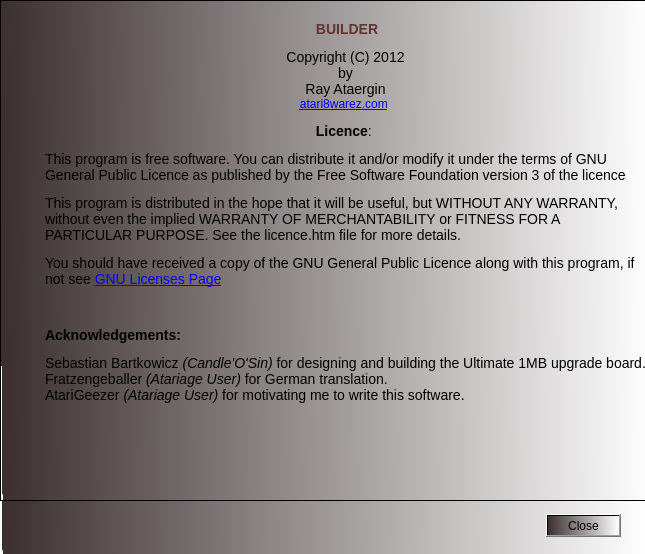
This is creditsdialog.ui in atari8warez/u1mbrombuilder as Qt 5 draws it before an edit. The edited form follows.
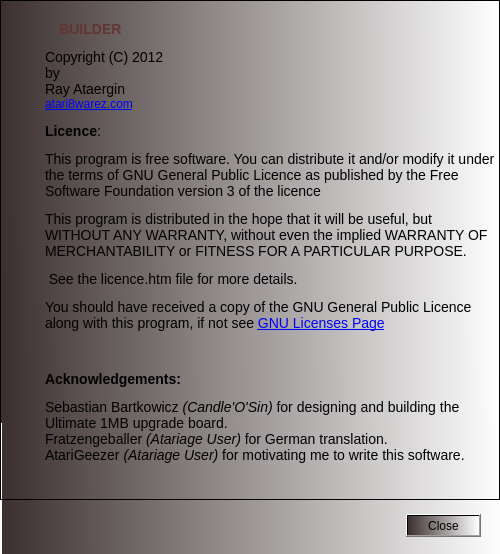
This is the edited form. Icons and pictures are not drawn.

Diff of the .ui file:
```diff
--- a/creditsdialog.ui
+++ b/creditsdialog.ui
@@ -6,19 +6,19 @@
    <rect>
     <x>0</x>
     <y>0</y>
-    <width>645</width>
+    <width>500</width>
     <height>554</height>
    </rect>
   </property>
   <property name="minimumSize">
    <size>
-    <width>645</width>
+    <width>500</width>
     <height>554</height>
    </size>
   </property>
   <property name="maximumSize">
    <size>
-    <width>645</width>
+    <width>500</width>
     <height>554</height>
    </size>
   </property>
@@ -31,7 +31,7 @@
   <widget class="QDialogButtonBox" name="buttonBox">
    <property name="geometry">
     <rect>
-     <x>540</x>
+     <x>400</x>
      <y>510</y>
      <width>81</width>
      <height>32</height>
@@ -49,10 +49,16 @@
     <rect>
      <x>0</x>
      <y>0</y>
-     <width>651</width>
-     <height>501</height>
+     <width>500</width>
+     <height>500</height>
     </rect>
    </property>
+   <property name="maximumSize">
+    <size>
+     <width>500</width>
+     <height>500</height>
+    </size>
+   </property>
    <property name="styleSheet">
     <string notr="true">font: 9pt &quot;Calibri&quot;;</string>
    </property>
@@ -61,11 +67,12 @@
 &lt;html&gt;&lt;head&gt;&lt;meta name=&quot;qrichtext&quot; content=&quot;1&quot; /&gt;&lt;title&gt;BUILDER&lt;/title&gt;&lt;style type=&quot;text/css&quot;&gt;
 p, li { white-space: pre-wrap; }
 &lt;/style&gt;&lt;/head&gt;&lt;body style=&quot; font-family:'Calibri'; font-size:9pt; font-weight:400; font-style:normal;&quot;&gt;
-&lt;p align=&quot;center&quot; style=&quot; margin-top:0px; margin-bottom:0px; margin-left:0px; margin-right:0px; -qt-block-indent:0; text-indent:0px;&quot;&gt;          &lt;img src=&quot;:/icons/images/U1MBRomB2.ico&quot; /&gt;&lt;span style=&quot; font-size:large; font-weight:600; color:#633434;&quot;&gt;&lt;br /&gt;            BUILDER&lt;/span&gt; &lt;/p&gt;
-&lt;p align=&quot;center&quot; style=&quot; margin-top:12px; margin-bottom:12px; margin-left:40px; margin-right:0px; -qt-block-indent:0; text-indent:0px;&quot;&gt;&lt;span style=&quot; font-size:large;&quot;&gt;Copyright (C) 2012&lt;br /&gt;by&lt;br /&gt;Ray Ataergin&lt;/span&gt;&lt;br /&gt;&lt;a href=&quot;http://www.atari8warez.com&quot;&gt;&lt;span style=&quot; text-decoration: underline; color:#0000ff;&quot;&gt;atari8warez.com&lt;/span&gt;&lt;/a&gt; &lt;/p&gt;
-&lt;p align=&quot;center&quot; style=&quot; margin-top:12px; margin-bottom:12px; margin-left:40px; margin-right:0px; -qt-block-indent:0; text-indent:0px;&quot;&gt;&lt;span style=&quot; font-size:large; font-weight:600;&quot;&gt;Licence&lt;/span&gt;&lt;span style=&quot; font-size:large;&quot;&gt;:&lt;/span&gt; &lt;/p&gt;
+&lt;p style=&quot; margin-top:0px; margin-bottom:0px; margin-left:0px; margin-right:0px; -qt-block-indent:0; text-indent:0px;&quot;&gt;            &lt;img src=&quot;:/icons/images/U1MBRomB2.ico&quot; /&gt;&lt;span style=&quot; font-size:large; font-weight:600; color:#633434;&quot;&gt;&lt;br /&gt;              BUILDER&lt;/span&gt; &lt;/p&gt;
+&lt;p style=&quot; margin-top:12px; margin-bottom:12px; margin-left:40px; margin-right:0px; -qt-block-indent:0; text-indent:0px;&quot;&gt;&lt;span style=&quot; font-size:large;&quot;&gt;Copyright (C) 2012&lt;br /&gt;by&lt;br /&gt;Ray Ataergin&lt;/span&gt;&lt;br /&gt;&lt;a href=&quot;http://www.atari8warez.com&quot;&gt;&lt;span style=&quot; text-decoration: underline; color:#0000ff;&quot;&gt;atari8warez.com&lt;/span&gt;&lt;/a&gt; &lt;/p&gt;
+&lt;p style=&quot; margin-top:12px; margin-bottom:12px; margin-left:40px; margin-right:0px; -qt-block-indent:0; text-indent:0px;&quot;&gt;&lt;span style=&quot; font-size:large; font-weight:600;&quot;&gt;Licence&lt;/span&gt;&lt;span style=&quot; font-size:large;&quot;&gt;:&lt;/span&gt; &lt;/p&gt;
 &lt;p style=&quot; margin-top:12px; margin-bottom:12px; margin-left:40px; margin-right:0px; -qt-block-indent:0; text-indent:0px;&quot;&gt;&lt;span style=&quot; font-size:large;&quot;&gt;This program is free software. You can distribute it and/or modify it under the terms of GNU General Public Licence as published by the Free Software Foundation version 3 of the licence&lt;/span&gt; &lt;/p&gt;
-&lt;p style=&quot; margin-top:12px; margin-bottom:12px; margin-left:40px; margin-right:0px; -qt-block-indent:0; text-indent:0px;&quot;&gt;&lt;span style=&quot; font-size:large;&quot;&gt;This program is distributed in the hope that it will be useful, but WITHOUT ANY WARRANTY, without even the implied WARRANTY OF MERCHANTABILITY or FITNESS FOR A PARTICULAR PURPOSE. See the licence.htm file for more details.&lt;/span&gt; &lt;/p&gt;
+&lt;p style=&quot; margin-top:12px; margin-bottom:12px; margin-left:40px; margin-right:0px; -qt-block-indent:0; text-indent:0px;&quot;&gt;&lt;span style=&quot; font-size:large;&quot;&gt;This program is distributed in the hope that it will be useful, but WITHOUT ANY WARRANTY, without even the implied WARRANTY OF MERCHANTABILITY or FITNESS FOR A PARTICULAR PURPOSE.&lt;/span&gt;&lt;/p&gt;
+&lt;p style=&quot; margin-top:12px; margin-bottom:12px; margin-left:40px; margin-right:0px; -qt-block-indent:0; text-indent:0px;&quot;&gt;&lt;span style=&quot; font-size:large;&quot;&gt; See the licence.htm file for more details.&lt;/span&gt; &lt;/p&gt;
 &lt;p style=&quot; margin-top:12px; margin-bottom:12px; margin-left:40px; margin-right:0px; -qt-block-indent:0; text-indent:0px;&quot;&gt;&lt;span style=&quot; font-size:large;&quot;&gt;You should have received a copy of the GNU General Public Licence along with this program, if not see &lt;/span&gt;&lt;a href=&quot;http://www.gnu.org/licenses/&quot;&gt;&lt;span style=&quot; font-size:large; text-decoration: underline; color:#0000ff;&quot;&gt;GNU Licenses Page&lt;/span&gt;&lt;/a&gt; &lt;/p&gt;
 &lt;p style=&quot; margin-top:12px; margin-bottom:12px; margin-left:0px; margin-right:0px; -qt-block-indent:0; text-indent:0px;&quot;&gt;&lt;span style=&quot; font-size:large;&quot;&gt; &lt;/span&gt; &lt;/p&gt;
 &lt;p style=&quot; margin-top:12px; margin-bottom:12px; margin-left:40px; margin-right:0px; -qt-block-indent:0; text-indent:0px;&quot;&gt;&lt;span style=&quot; font-size:large; font-weight:600;&quot;&gt;Acknowledgements:&lt;/span&gt; &lt;/p&gt;
```
Left out of the diff: 2 changed lines with no effect on the pictures.
